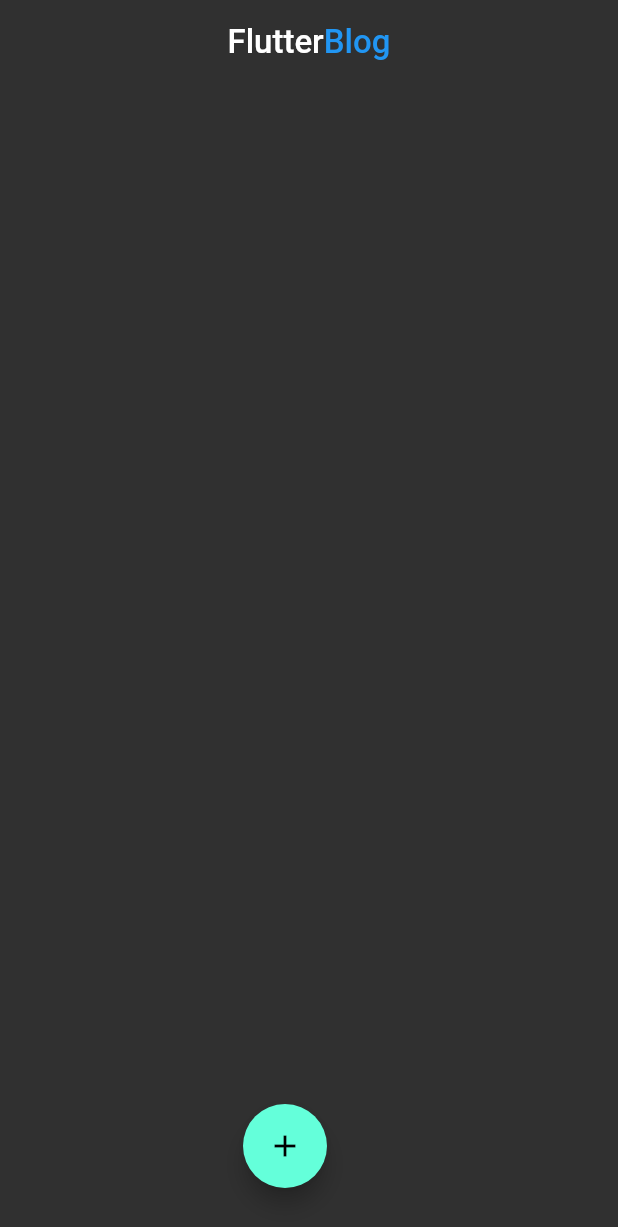
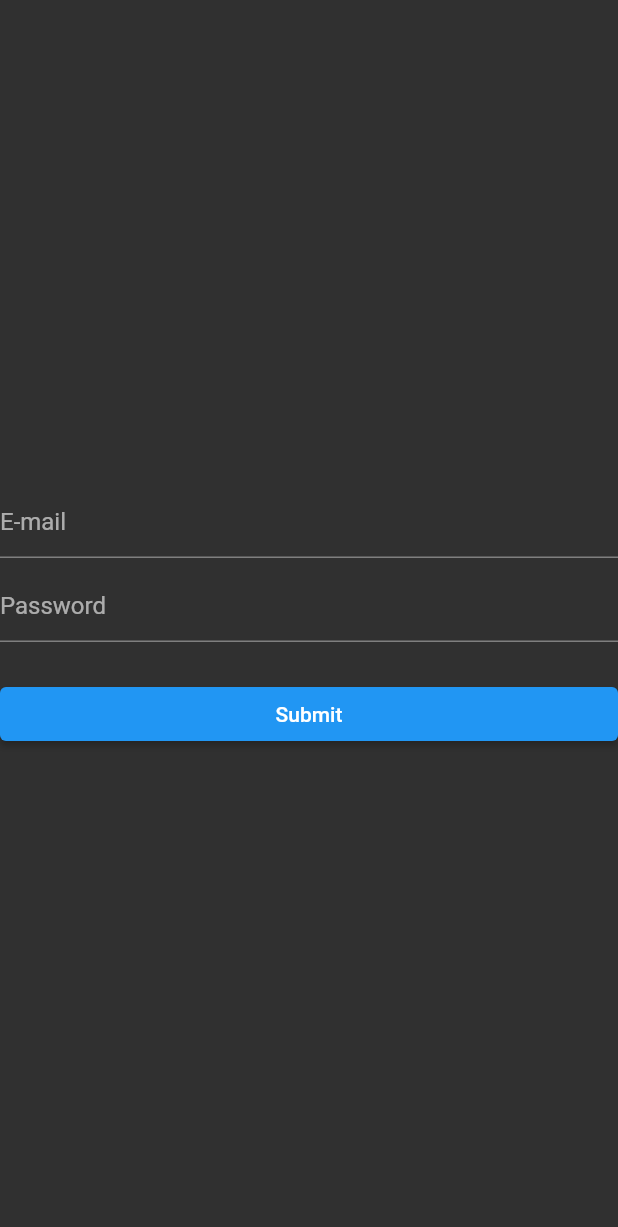
Before and after one commit to priyakr04/BlogIt, a Flutter app: the screen it shows after launch, on a phone screen of 412 x 824 dp. Shown: the top 1227 px of the screen. Run offline on Flutter 3.47's test engine with Material 2 defaults, Android fonts, the phone set to English and light mode, and no system bars; our stand-ins replace cloud_firestore, firebase_core, firebase_storage, image_picker, random_string; missing offline and left inert: firebase_app_check; accounts and stored records are empty.

Commit message:
authentication

```diff
--- /dev/null
+++ b/lib/authentication/login.dart
@@ -0,0 +1,46 @@
+// ignore_for_file: unnecessary_const
+
+import 'package:flutter/material.dart';
+import 'package:newblog/home.dart';
+
+class LoginPage extends StatefulWidget {
+  const LoginPage({super.key});
+
+  @override
+  State<LoginPage> createState() => _LoginPageState();
+}
+
+class _LoginPageState extends State<LoginPage> {
+  String? email,password;
+  @override
+  Widget build(BuildContext context) {
+    return  Scaffold(
+      body: Column(
+            mainAxisAlignment: MainAxisAlignment.center,
+            crossAxisAlignment: CrossAxisAlignment.stretch,
+            children: <Widget>[
+              const TextField(
+                 decoration:InputDecoration(hintText: "E-mail"),
+
+              ),
+              const SizedBox(
+                height: 8.0,
+              ),
+              const TextField(
+                  decoration:InputDecoration(hintText: "Password"),
+                  ),
+
+               const SizedBox(
+                height: 24.0,
+              ),
+
+                ElevatedButton(
+              onPressed: () { Navigator.push(context,
+                  MaterialPageRoute(builder: (context) => const HomePage()));
+             },
+              child: const Text("Submit"),),
+            ],
+          )
+      );
+  }
+}
--- a/lib/create_blog.dart
+++ b/lib/create_blog.dart
@@ -63,9 +63,9 @@ class _CreateBlogState extends State<CreateBlog> {
   Widget build(BuildContext context) {
     return Scaffold(
       appBar: AppBar(
-          title: Row(
+          title: const Row(
             mainAxisAlignment: MainAxisAlignment.center,
-            children: const <Widget>[
+            children: <Widget>[
               Text(
                 'Flutter',
                 style: TextStyle(fontSize: 22),
--- a/lib/main.dart
+++ b/lib/main.dart
@@ -2,7 +2,7 @@
 import 'package:firebase_app_check/firebase_app_check.dart';
 import 'package:firebase_core/firebase_core.dart';
 import 'package:flutter/material.dart';
-import 'package:newblog/home.dart';
+import 'package:newblog/authentication/login.dart';
 
 void main() async {
   WidgetsFlutterBinding.ensureInitialized();
@@ -23,7 +23,7 @@ class MyApp extends StatelessWidget {
       title: 'Flutter Demo',
 
       theme: ThemeData.dark(),
-      home: const HomePage(),
+      home:  LoginPage(),
     );
   }
 }
```
Also changed, not shown: lib/authentication/auth.dart (added, +12 -0 lines), lib/authentication/register.dart (added, +63 -0 lines).
